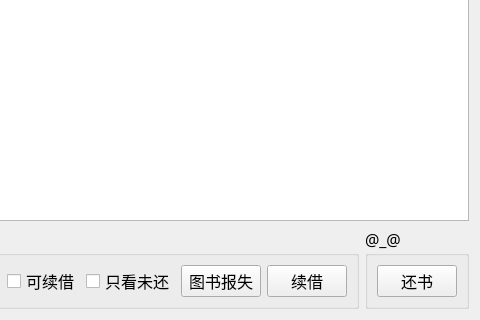
First picture: the form in BorrowInfo.ui, repository zy98/LibraryManagement, before the edit; both pictures show x 719 to 1199 and y 405 to 725 of the 1199 by 725 pixel window.
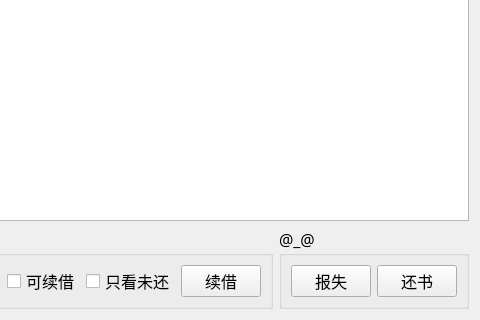
Second picture: the form after the edit.

The edit to the form file:
```diff
--- a/BorrowInfo.ui
+++ b/BorrowInfo.ui
@@ -69,13 +69,6 @@
           </property>
          </widget>
         </item>
-        <item row="0" column="6">
-         <widget class="QPushButton" name="pushButton_4">
-          <property name="text">
-           <string>图书报失</string>
-          </property>
-         </widget>
-        </item>
         <item row="0" column="0">
          <widget class="QLineEdit" name="lineEdit"/>
         </item>
@@ -95,13 +88,20 @@
         <string>@_@</string>
        </property>
        <layout class="QGridLayout" name="gridLayout_2">
-        <item row="0" column="0">
+        <item row="0" column="1">
          <widget class="QPushButton" name="pushButton_2">
           <property name="text">
            <string>还书</string>
           </property>
          </widget>
         </item>
+        <item row="0" column="0">
+         <widget class="QPushButton" name="pushButton_4">
+          <property name="text">
+           <string>报失</string>
+          </property>
+         </widget>
+        </item>
        </layout>
       </widget>
      </item>
```
